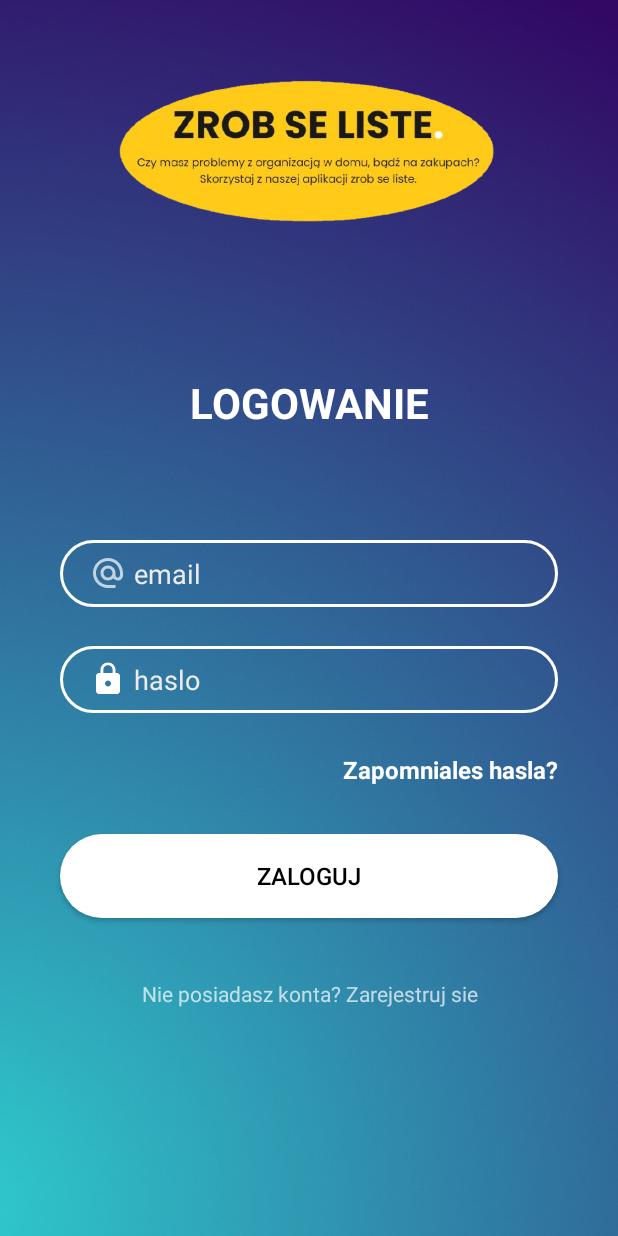
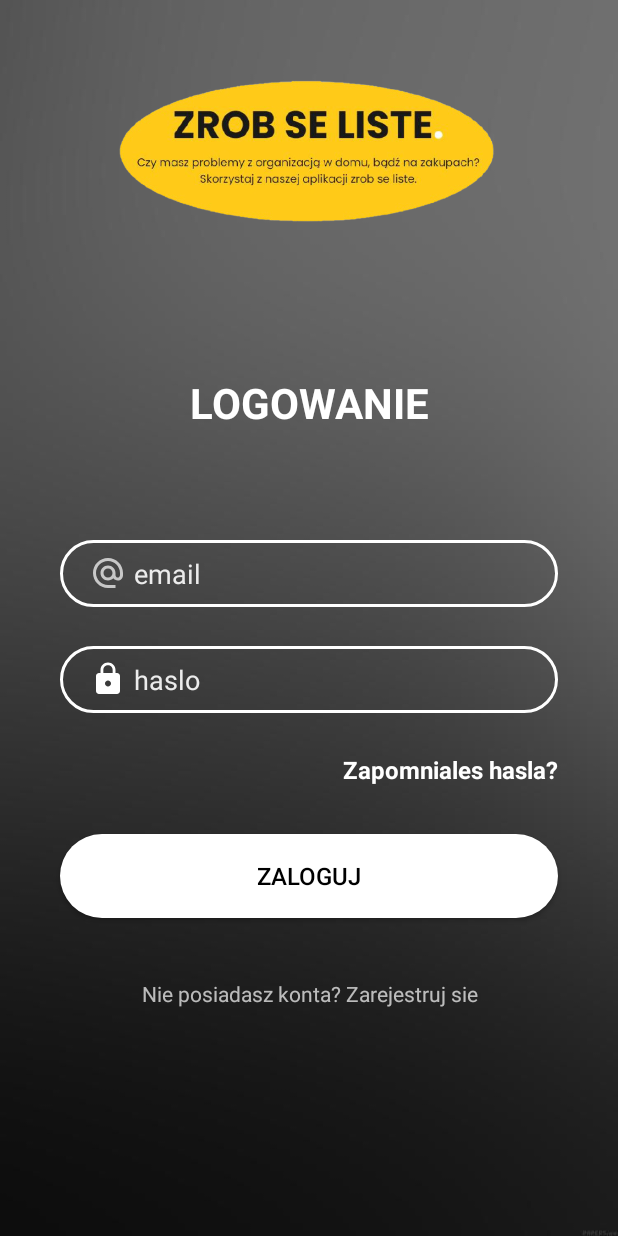
Before and after one commit to gitesprzemek/aplikacja_list_up, an Android app: the screen it shows after launch (LoginScreen), on a phone screen of 412 x 824 dp. Run offline under Robolectric (Android 15) with nearby library versions, the phone set to English and light mode, and no system bars.

Commit message:
zmiana tla ekranów

```diff
--- a/zrobseliste/app/src/main/res/layout/activity_login.xml
+++ b/zrobseliste/app/src/main/res/layout/activity_login.xml
@@ -5,7 +5,7 @@
     xmlns:tools="http://schemas.android.com/tools"
     android:layout_width="match_parent"
     android:layout_height="match_parent"
-    android:background="@drawable/bgc"
+    android:background="@drawable/bgc1"
     tools:context=".screen.LoginScreen">
 
 
--- a/zrobseliste/app/src/main/res/layout/activity_main.xml
+++ b/zrobseliste/app/src/main/res/layout/activity_main.xml
@@ -8,7 +8,7 @@
     android:paddingLeft="16dp"
     android:paddingRight="16dp"
     android:paddingTop="16dp"
-    android:background="@drawable/bgc"
+    android:background="@drawable/bgc1"
 
     tools:context=".MainActivity">
 
--- a/zrobseliste/app/src/main/res/layout/activity_registration.xml
+++ b/zrobseliste/app/src/main/res/layout/activity_registration.xml
@@ -4,7 +4,7 @@
     xmlns:tools="http://schemas.android.com/tools"
     android:layout_width="match_parent"
     android:layout_height="match_parent"
-    android:background="@drawable/bgc"
+    android:background="@drawable/bgc1"
     tools:context=".screen.RegistrationScreen">
 
 
```
Also changed, not shown: zrobseliste/app/src/main/res/drawable/bgc1.jpg (added).
